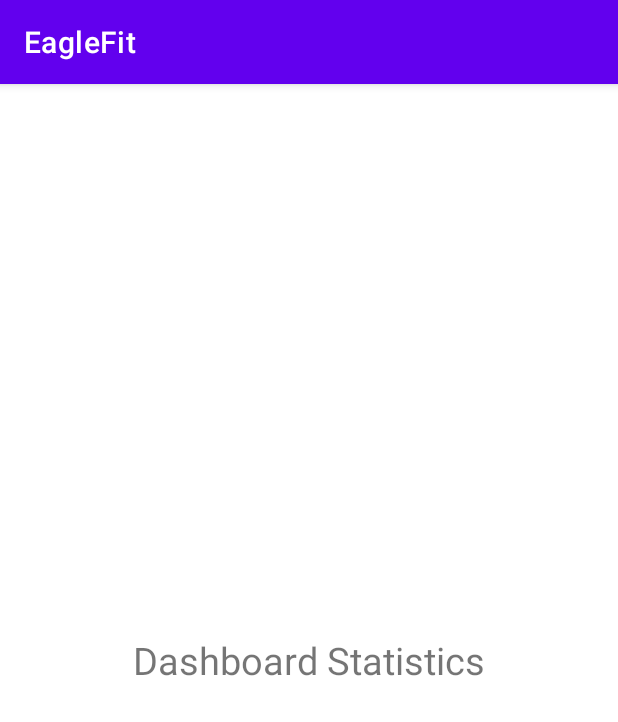
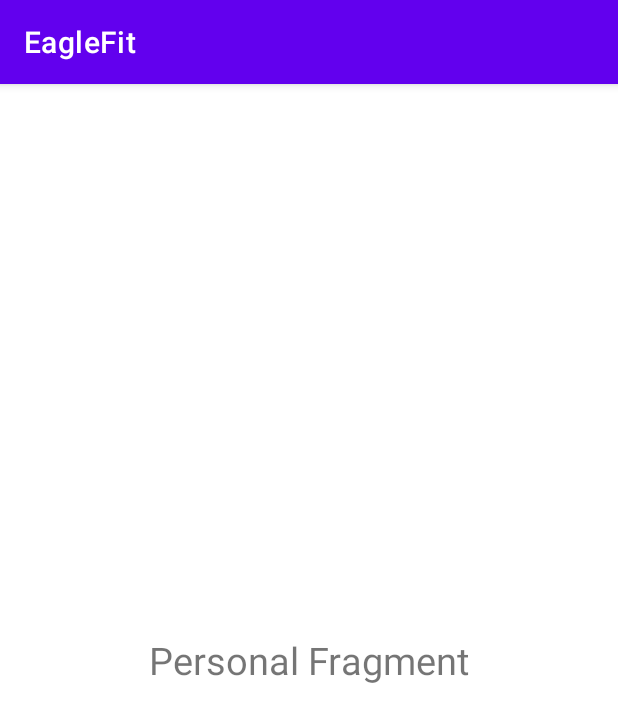
Before and after one commit to Monstroe/EagleFit, an Android app: the fragment PersonalFragment shown on its own in the app's theme, on a phone screen of 412 x 824 dp. Shown: the top 722 px of the screen. Run offline under Robolectric (Android 15) with nearby library versions, the phone set to English and light mode, and no system bars.

Commit message:
Updated Names of Tabs

```diff
--- a/app/src/main/java/com/example/eaglefit/MainActivity.java
+++ b/app/src/main/java/com/example/eaglefit/MainActivity.java
@@ -7,9 +7,10 @@ import androidx.fragment.app.Fragment;
 import android.os.Bundle;
 import android.view.MenuItem;
 
-import com.example.eaglefit.fragments.DashboardFragment;
+import com.example.eaglefit.database.DatabaseHelper;
+import com.example.eaglefit.fragments.HomeFragment;
 import com.example.eaglefit.fragments.MuscleChartFragment;
-import com.example.eaglefit.fragments.StatsFragment;
+import com.example.eaglefit.fragments.PersonalFragment;
 import com.example.eaglefit.fragments.WorkoutFragment;
 import com.google.android.material.bottomnavigation.BottomNavigationView;
 import com.google.android.material.navigation.NavigationBarView;
@@ -34,7 +35,7 @@ public class MainActivity extends AppCompatActivity {
             }
         });
         //Start on dashboard page
-        setActivePage(R.id.dashboard);
+        setActivePage(R.id.home);
 
 
 
@@ -43,13 +44,13 @@ public class MainActivity extends AppCompatActivity {
     public void setActivePage(int pageId) {
         Fragment fragment = null;
         switch (pageId) {
-            case R.id.dashboard: fragment = new DashboardFragment();
+            case R.id.home: fragment = new HomeFragment();
                 break;
             case R.id.muscle_chart: fragment = new MuscleChartFragment();
                 break;
             case R.id.workout: fragment = new WorkoutFragment();
                 break;
-            case R.id.stats: fragment = new StatsFragment();
+            case R.id.personal: fragment = new PersonalFragment();
                 break;
         }
 
--- a/app/src/main/java/com/example/eaglefit/DatabaseHelper.java
+++ b/app/src/main/java/com/example/eaglefit/database/DatabaseHelper.java
@@ -1,11 +1,10 @@
-package com.example.eaglefit;
+package com.example.eaglefit.database;
 
 import android.content.ContentValues;
 import android.content.Context;
 import android.database.Cursor;
 import android.database.sqlite.SQLiteDatabase;
 import android.database.sqlite.SQLiteOpenHelper;
-import android.util.Log;
 
 public class DatabaseHelper extends SQLiteOpenHelper {
 
--- a/app/src/main/java/com/example/eaglefit/TableBuilder.java
+++ b/app/src/main/java/com/example/eaglefit/database/TableBuilder.java
@@ -1,4 +1,4 @@
-package com.example.eaglefit;
+package com.example.eaglefit.database;
 
 
 import android.util.Log;
--- /dev/null
+++ b/app/src/main/java/com/example/eaglefit/database/UserInfoSearchHelper.java
@@ -0,0 +1,4 @@
+package com.example.eaglefit.database;
+
+public class UserInfoSearchHelper {
+}
--- /dev/null
+++ b/app/src/main/java/com/example/eaglefit/database/WorkoutsSearchHelper.java
@@ -0,0 +1,4 @@
+package com.example.eaglefit.database;
+
+public class WorkoutsSearchHelper {
+}
--- a/app/src/main/java/com/example/eaglefit/fragments/StatsFragment.java
+++ b/app/src/main/java/com/example/eaglefit/fragments/PersonalFragment.java
@@ -12,10 +12,10 @@ import com.example.eaglefit.R;
 
 /**
  * A simple {@link Fragment} subclass.
- * Use the {@link StatsFragment#newInstance} factory method to
+ * Use the {@link PersonalFragment#newInstance} factory method to
  * create an instance of this fragment.
  */
-public class StatsFragment extends Fragment {
+public class PersonalFragment extends Fragment {
 
     // TODO: Rename parameter arguments, choose names that match
     // the fragment initialization parameters, e.g. ARG_ITEM_NUMBER
@@ -26,7 +26,7 @@ public class StatsFragment extends Fragment {
     private String mParam1;
     private String mParam2;
 
-    public StatsFragment() {
+    public PersonalFragment() {
         // Required empty public constructor
     }
 
@@ -39,8 +39,8 @@ public class StatsFragment extends Fragment {
      * @return A new instance of fragment StatsFragment.
      */
     // TODO: Rename and change types and number of parameters
-    public static StatsFragment newInstance(String param1, String param2) {
-        StatsFragment fragment = new StatsFragment();
+    public static PersonalFragment newInstance(String param1, String param2) {
+        PersonalFragment fragment = new PersonalFragment();
         Bundle args = new Bundle();
         args.putString(ARG_PARAM1, param1);
         args.putString(ARG_PARAM2, param2);
@@ -61,6 +61,6 @@ public class StatsFragment extends Fragment {
     public View onCreateView(LayoutInflater inflater, ViewGroup container,
                              Bundle savedInstanceState) {
         // Inflate the layout for this fragment
-        return inflater.inflate(R.layout.fragment_stats, container, false);
+        return inflater.inflate(R.layout.fragment_personal, container, false);
     }
 }
--- a/app/src/main/res/layout/fragment_stats.xml
+++ b/app/src/main/res/layout/fragment_home.xml
@@ -3,13 +3,13 @@
     xmlns:tools="http://schemas.android.com/tools"
     android:layout_width="match_parent"
     android:layout_height="match_parent"
-    tools:context=".fragments.StatsFragment">
+    tools:context=".fragments.HomeFragment">
 
     <!-- TODO: Update blank fragment layout -->
     <TextView
         android:layout_width="wrap_content"
         android:layout_height="wrap_content"
-        android:text="Dashboard Statistics"
+        android:text="Dashboard Fragment"
         android:textSize="25sp"
         android:layout_gravity="center"/>
 
--- a/app/src/main/res/layout/fragment_muscle_chart.xml
+++ b/app/src/main/res/layout/fragment_muscle_chart.xml
@@ -9,7 +9,7 @@
     <TextView
         android:layout_width="wrap_content"
         android:layout_height="wrap_content"
-        android:text="Dashboard Muscle Chart"
+        android:text="Muscle Chart Fragment"
         android:textSize="25sp"
         android:layout_gravity="center"/>
 
--- a/app/src/main/res/layout/fragment_dashboard.xml
+++ b/app/src/main/res/layout/fragment_personal.xml
@@ -3,13 +3,13 @@
     xmlns:tools="http://schemas.android.com/tools"
     android:layout_width="match_parent"
     android:layout_height="match_parent"
-    tools:context=".fragments.DashboardFragment">
+    tools:context=".fragments.PersonalFragment">
 
     <!-- TODO: Update blank fragment layout -->
     <TextView
         android:layout_width="wrap_content"
         android:layout_height="wrap_content"
-        android:text="Dashboard Fragment"
+        android:text="Personal Fragment"
         android:textSize="25sp"
         android:layout_gravity="center"/>
 
--- a/app/src/main/res/layout/fragment_workout.xml
+++ b/app/src/main/res/layout/fragment_workout.xml
@@ -9,7 +9,7 @@
     <TextView
         android:layout_width="wrap_content"
         android:layout_height="wrap_content"
-        android:text="Dashboard Workouts"
+        android:text="Workout Fragment"
         android:textSize="25sp"
         android:layout_gravity="center"/>
 
```
Also changed, not shown: app/src/main/java/com/example/eaglefit/fragments/HomeFragment.java (renamed from app/src/main/java/com/example/eaglefit/fragments/DashboardFragment.java, +6 -6 lines), app/src/main/res/menu/menu_navigation.xml (+7 -7 lines), app/src/main/res/drawable/ic_home.xml (renamed from app/src/main/res/drawable/ic_dashboard.xml), app/src/main/res/drawable/ic_muscle.xml (renamed from app/src/main/res/drawable/ic_search.xml), app/src/main/res/drawable/ic_personal.xml (renamed from app/src/main/res/drawable/ic_stats.xml).
